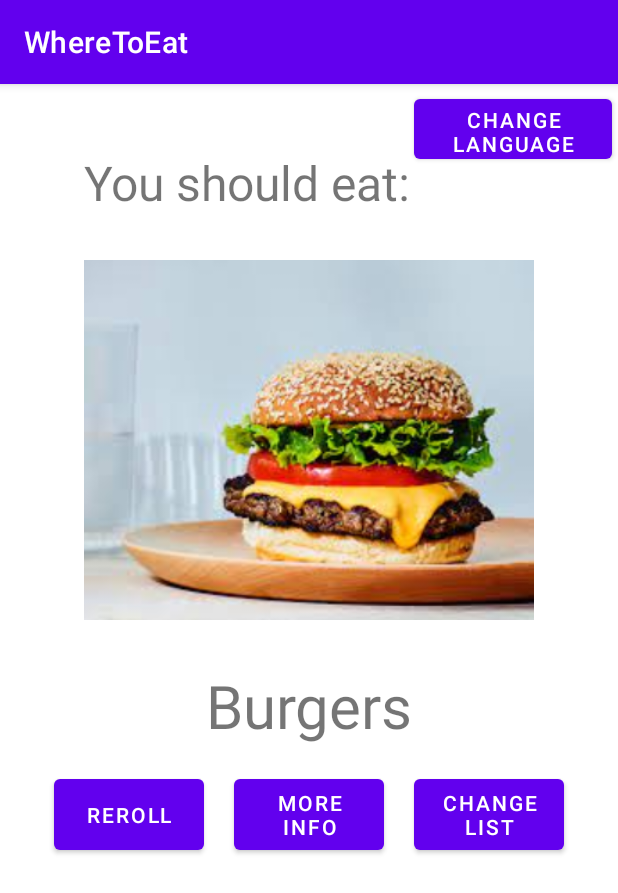
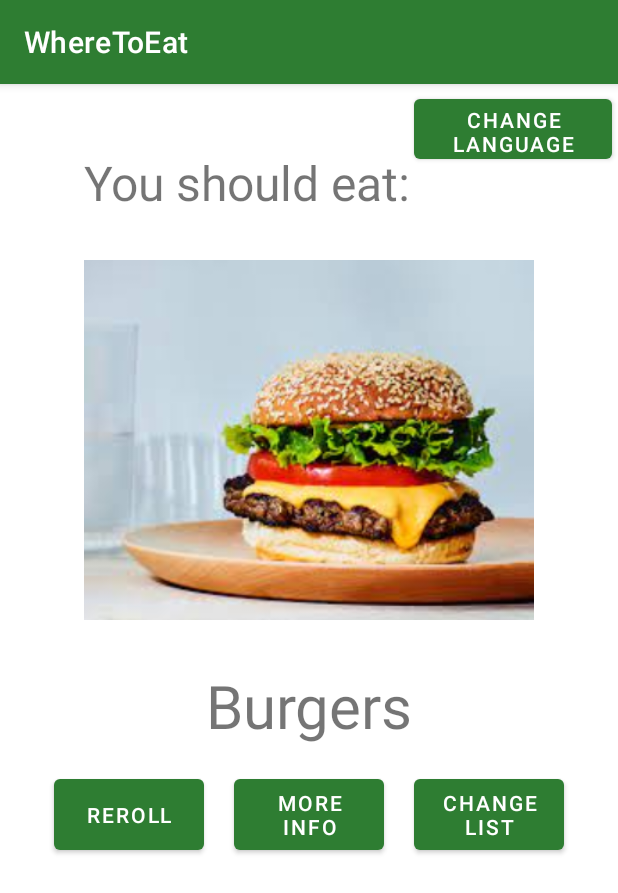
Before and after one commit to amina0914/Food_Time_Android_App, an Android app: the screen it shows after launch (MainActivity), on a phone screen of 412 x 824 dp. Shown: the top 893 px of the screen. Run offline under Robolectric (Android 15) with nearby library versions, the phone set to English and light mode, and no system bars.

Commit message:
modified theme

```diff
--- a/app/src/main/res/values-night/themes.xml
+++ b/app/src/main/res/values-night/themes.xml
@@ -2,12 +2,12 @@
     <!-- Base application theme. -->
     <style name="Theme.WhereToEat" parent="Theme.MaterialComponents.DayNight.DarkActionBar">
         <!-- Primary brand color. -->
-        <item name="colorPrimary">@color/purple_200</item>
-        <item name="colorPrimaryVariant">@color/purple_700</item>
+        <item name="colorPrimary">@color/green</item>
+        <item name="colorPrimaryVariant">@color/green_dark</item>
         <item name="colorOnPrimary">@color/black</item>
         <!-- Secondary brand color. -->
-        <item name="colorSecondary">@color/teal_200</item>
-        <item name="colorSecondaryVariant">@color/teal_200</item>
+        <item name="colorSecondary">@color/orange</item>
+        <item name="colorSecondaryVariant">@color/orange_dark</item>
         <item name="colorOnSecondary">@color/black</item>
         <!-- Status bar color. -->
         <item name="android:statusBarColor" tools:targetApi="l">?attr/colorPrimaryVariant</item>
--- a/app/src/main/res/values/colors.xml
+++ b/app/src/main/res/values/colors.xml
@@ -7,4 +7,11 @@
     <color name="teal_700">#FF018786</color>
     <color name="black">#FF000000</color>
     <color name="white">#FFFFFFFF</color>
+
+    <color name="green">#2e7d32</color>
+    <color name="green_light">#60ad5e</color>
+    <color name="green_dark">#005005</color>
+    <color name="orange">#ff8f00</color>
+    <color name="orange_light">#ffc046</color>
+    <color name="orange_dark">#c56000</color>
 </resources>
--- a/app/src/main/res/values/themes.xml
+++ b/app/src/main/res/values/themes.xml
@@ -2,12 +2,12 @@
     <!-- Base application theme. -->
     <style name="Theme.WhereToEat" parent="Theme.MaterialComponents.DayNight.DarkActionBar">
         <!-- Primary brand color. -->
-        <item name="colorPrimary">@color/purple_500</item>
-        <item name="colorPrimaryVariant">@color/purple_700</item>
+        <item name="colorPrimary">@color/green</item>
+        <item name="colorPrimaryVariant">@color/green_dark</item>
         <item name="colorOnPrimary">@color/white</item>
         <!-- Secondary brand color. -->
-        <item name="colorSecondary">@color/teal_200</item>
-        <item name="colorSecondaryVariant">@color/teal_700</item>
+        <item name="colorSecondary">@color/orange</item>
+        <item name="colorSecondaryVariant">@color/orange_dark</item>
         <item name="colorOnSecondary">@color/black</item>
         <!-- Status bar color. -->
         <item name="android:statusBarColor" tools:targetApi="l">?attr/colorPrimaryVariant</item>
```
